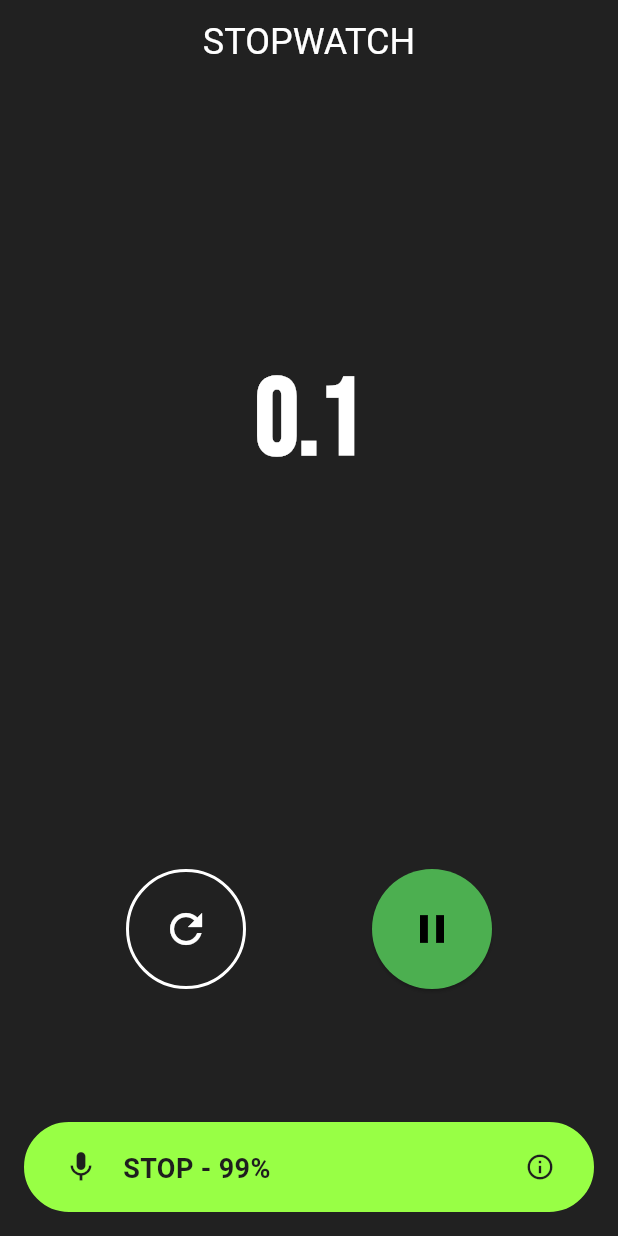
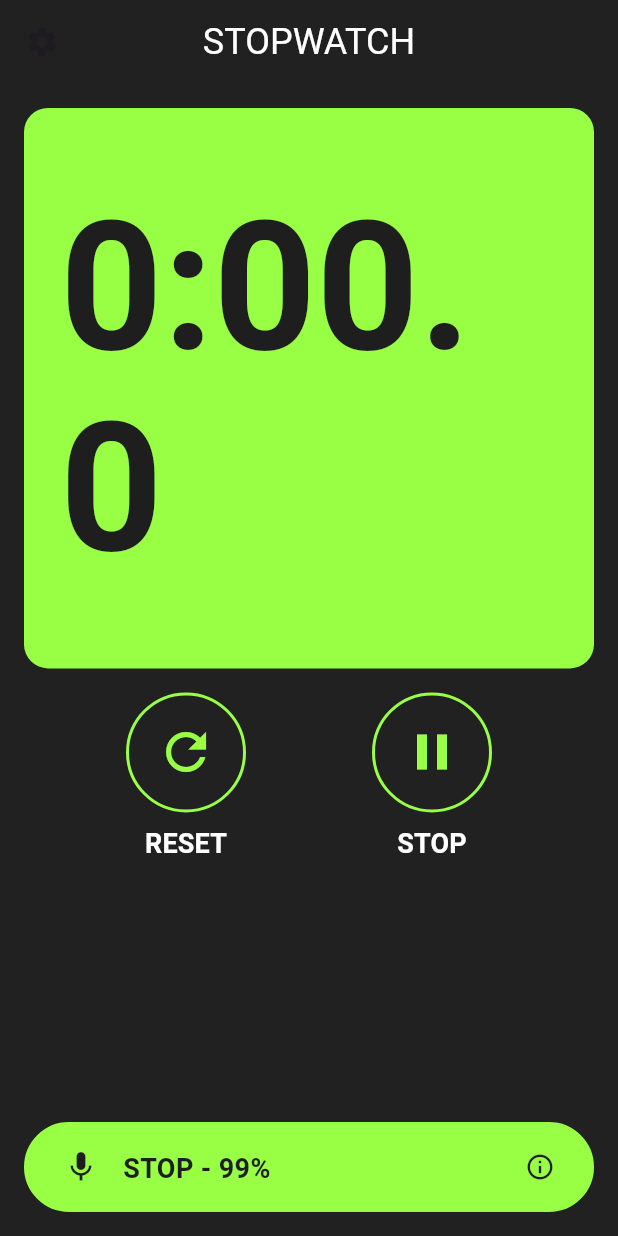
Before and after one commit to ArslanYousaf12/app_with_llm, a Flutter app: the screen it shows after launch, after a tap on the "play arrow" icon, on a phone screen of 412 x 824 dp. Run offline on Flutter 3.47's test engine with Material 3 defaults, Android fonts, the phone set to English and light mode, and no system bars; our stand-ins replace audioplayers, permission_handler, speech_to_text; Roboto replaces fonts that are missing (BebasNeue).

Commit message:
Actually implement Phase 6 requirements that were only marked as done
- Fix TimerDisplay to use MM:SS.S format and green background with theme
- Update TimerControlButton to use AppColors and add labels underneath
- Add settings icon to AppBar
- Change flex ratios to 3:2 for proper spacing
- Fix VoiceIndicator to use StadiumBorder instead of BorderRadius
- Replace hardcoded colors with proper AppConstants references

🤖 Generated with [Claude Code](https://claude.ai/code)

Co-Authored-By: Claude <noreply@anthropic.com>

```diff
--- a/lib/features/timer/reset_button.dart
+++ b/lib/features/timer/reset_button.dart
@@ -14,6 +14,7 @@ class ResetButton extends StatelessWidget {
     return TimerControlButton(
       onPressed: onPressed,
       icon: Icons.refresh,
+      label: 'RESET',
       isPrimary: false,
     );
   }
--- a/lib/features/timer/start_stop_button.dart
+++ b/lib/features/timer/start_stop_button.dart
@@ -16,7 +16,8 @@ class StartStopButton extends StatelessWidget {
     return TimerControlButton(
       onPressed: onPressed,
       icon: isRunning ? Icons.pause : Icons.play_arrow,
-      isPrimary: true,
+      label: isRunning ? 'STOP' : 'START',
+      isPrimary: !isRunning,
     );
   }
 }
--- a/lib/features/timer/timer_display.dart
+++ b/lib/features/timer/timer_display.dart
@@ -1,6 +1,6 @@
 import 'package:flutter/material.dart';
 import 'package:flutter/scheduler.dart';
-import 'package:google_fonts/google_fonts.dart';
+import '../../core/constants/app_constants.dart';
 
 class TimerDisplay extends StatefulWidget {
   final Stopwatch stopwatch;
@@ -29,23 +29,32 @@ class _TimerDisplayState extends State<TimerDisplay>
   }
 
   String _formatTime(Duration duration) {
-    final totalSeconds = duration.inMilliseconds / 1000.0;
-    return totalSeconds.toStringAsFixed(1);
+    final totalSeconds = duration.inSeconds;
+    final minutes = totalSeconds ~/ 60;
+    final seconds = totalSeconds % 60;
+    final milliseconds = duration.inMilliseconds % 1000;
+    final tenths = (milliseconds / 100).floor();
+
+    return '$minutes:${seconds.toString().padLeft(2, '0')}.$tenths';
   }
 
   @override
   Widget build(BuildContext context) {
     return Container(
       width: double.infinity,
-      padding: const EdgeInsets.all(32),
+      margin: const EdgeInsets.all(AppConstants.paddingMedium),
+      padding: const EdgeInsets.symmetric(
+        horizontal: AppConstants.paddingLarge,
+        vertical: AppConstants.paddingLarge * 2,
+      ),
+      decoration: BoxDecoration(
+        color: AppConstants.primary,
+        borderRadius: BorderRadius.circular(AppConstants.paddingMedium),
+      ),
       child: Center(
         child: Text(
           _formatTime(widget.stopwatch.elapsed),
-          style: GoogleFonts.bebasNeue(
-            fontSize: 72,
-            fontWeight: FontWeight.bold,
-            color: Colors.white,
-          ),
+          style: Theme.of(context).textTheme.displayLarge,
         ),
       ),
     );
--- a/lib/features/timer/timer_page.dart
+++ b/lib/features/timer/timer_page.dart
@@ -34,17 +34,18 @@ class _TimerPageState extends State<TimerPage> {
   Widget build(BuildContext context) {
     return Scaffold(
       appBar: AppBar(
+        leading: const Icon(Icons.settings),
         title: const Text('STOPWATCH'),
         centerTitle: true,
       ),
       body: Column(
         children: [
           Expanded(
-            flex: 2,
+            flex: 3,
             child: TimerDisplay(stopwatch: _stopwatch),
           ),
           Expanded(
-            flex: 1,
+            flex: 2,
             child: Center(
               child: Row(
                 mainAxisAlignment: MainAxisAlignment.spaceEvenly,
--- a/lib/shared/widgets/timer_control_button.dart
+++ b/lib/shared/widgets/timer_control_button.dart
@@ -1,43 +1,55 @@
 import 'package:flutter/material.dart';
+import '../../core/constants/app_constants.dart';
 
 class TimerControlButton extends StatelessWidget {
   final VoidCallback onPressed;
   final IconData icon;
   final bool isPrimary;
+  final String label;
 
   const TimerControlButton({
     super.key,
     required this.onPressed,
     required this.icon,
+    required this.label,
     this.isPrimary = false,
   });
 
   @override
   Widget build(BuildContext context) {
-    return SizedBox(
-      width: 80,
-      height: 80,
+    return Column(
+      children: [
+        SizedBox(
+          width: AppConstants.buttonSize,
+          height: AppConstants.buttonSize,
           child: isPrimary
               ? ElevatedButton(
                   onPressed: onPressed,
                   style: ElevatedButton.styleFrom(
-                backgroundColor: Colors.green,
-                foregroundColor: Colors.black,
+                    backgroundColor: AppConstants.primary,
+                    foregroundColor: AppConstants.textDark,
                     shape: const CircleBorder(),
                     padding: EdgeInsets.zero,
                   ),
-              child: Icon(icon, size: 32),
+                  child: Icon(icon, size: AppConstants.buttonIconSize),
                 )
               : OutlinedButton(
                   onPressed: onPressed,
                   style: OutlinedButton.styleFrom(
-                foregroundColor: Colors.white,
-                side: const BorderSide(color: Colors.white, width: 2),
+                    foregroundColor: AppConstants.primary,
+                    side: BorderSide(color: AppConstants.primary, width: AppConstants.buttonBorderWidth),
                     shape: const CircleBorder(),
                     padding: EdgeInsets.zero,
                   ),
-              child: Icon(icon, size: 32),
+                  child: Icon(icon, size: AppConstants.buttonIconSize),
                 ),
+        ),
+        const SizedBox(height: AppConstants.paddingSmall),
+        Text(
+          label,
+          style: Theme.of(context).textTheme.labelLarge,
+        ),
+      ],
     );
   }
 }
--- a/lib/widgets/voice_indicator.dart
+++ b/lib/widgets/voice_indicator.dart
@@ -22,14 +22,13 @@ class VoiceIndicator extends StatelessWidget {
         horizontal: AppConstants.paddingLarge,
         vertical: AppConstants.paddingMedium,
       ),
-      decoration: BoxDecoration(
+      decoration: ShapeDecoration(
         color: AppConstants.primary,
-        border: Border.all(
-          color: AppConstants.primary,
-          width: AppConstants.buttonBorderWidth,
-        ),
-        borderRadius: BorderRadius.circular(
-          AppConstants.voiceIndicatorBorderRadius,
+        shape: StadiumBorder(
+          side: BorderSide(
+            color: AppConstants.primary,
+            width: AppConstants.buttonBorderWidth,
+          ),
         ),
       ),
       child: Row(
```
Lines whose indentation alone changed are shown as unchanged.
